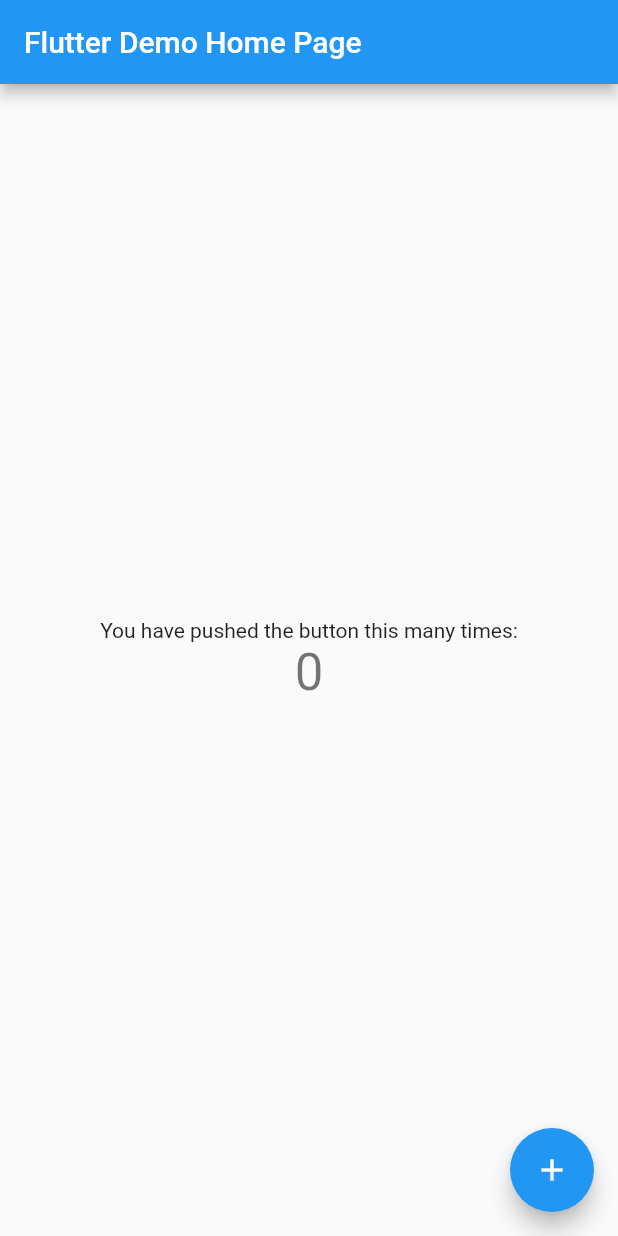
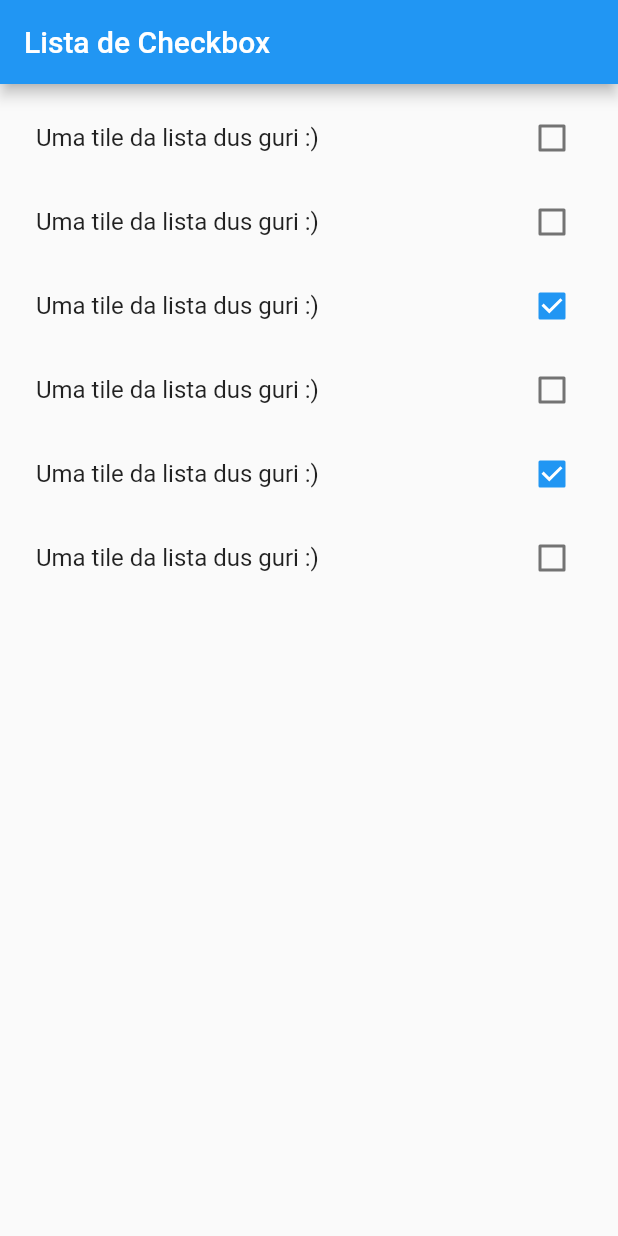
Before and after one commit to Csvop/ages_test, a Flutter app: the screen it shows after launch, on a phone screen of 412 x 824 dp. Run offline on Flutter 3.47's test engine with Material 2 defaults, Android fonts, the phone set to English and light mode, and no system bars.

Commit message:
Subindo o Checklist dus guri

```diff
--- a/lib/main.dart
+++ b/lib/main.dart
@@ -13,7 +13,7 @@ class MyApp extends StatelessWidget {
       theme: ThemeData(
         primarySwatch: Colors.blue,
       ),
-      home: MyHomePage(title: 'Flutter Demo Home Page'),
+      home: MyHomePage(title: 'Lista de Checkbox'),
     );
   }
 }
@@ -28,11 +28,19 @@ class MyHomePage extends StatefulWidget {
 }
 
 class _MyHomePageState extends State<MyHomePage> {
-  int _counter = 0;
 
-  void _incrementCounter() {
+  var listState = [
+    false,
+    false,
+    true,
+    false,
+    true,
+    false
+  ];
+
+  void changeTileState(int index) {
     setState(() {
-      _counter++;
+      listState[index] = !listState[index];
     });
   }
 
@@ -43,25 +51,25 @@ class _MyHomePageState extends State<MyHomePage> {
       appBar: AppBar(
         title: Text(widget.title),
       ),
-      body: Center(
-        child: Column(
-          mainAxisAlignment: MainAxisAlignment.center,
-          children: <Widget>[
-            Text(
-              'You have pushed the button this many times:',
-            ),
-            Text(
-              '$_counter',
-              style: Theme.of(context).textTheme.headline4,
-            ),
-          ],
-        ),
-      ),
-      floatingActionButton: FloatingActionButton(
-        onPressed: _incrementCounter,
-        tooltip: 'Increment',
-        child: Icon(Icons.add),
+      body: ListView.builder(
+          padding: const EdgeInsets.all(8),
+          itemCount: listState.length,
+          itemBuilder: (BuildContext context, int index) {
+            return CheckboxListTile(
+              title: Text("Uma tile da lista dus guri :)"),
+              value: listState[index],
+              onChanged: (b) {
+                changeTileState(index);
+              },
+            );
+          },
       ),
     );
   }
 }
+
+// CheckboxListTile(
+// value: listState[0],
+// onChanged: (b) {
+// changeTileState(0);
+// },
```
